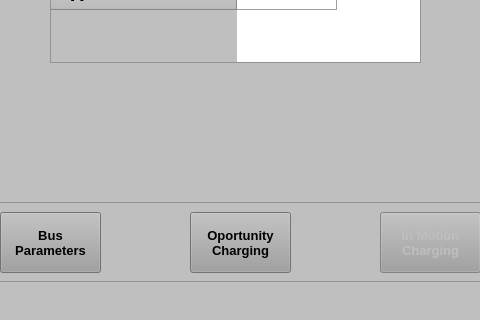
Before: the Qt Designer form UI/InterfaceDynamic.ui in Potter-Gryffindor/Proyecto-Final, drawn with Qt 5; both pictures show x 240 to 720 and y 357 to 677 of the 952 by 677 pixel window.
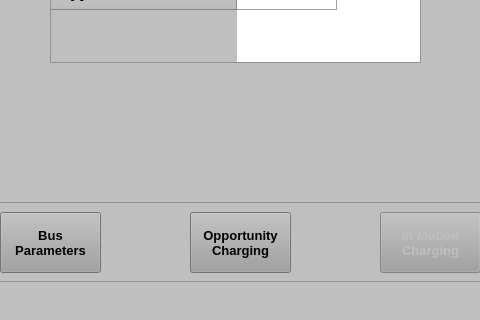
After: the same form once the commit is applied. Icons and pictures are not drawn.

Diff of the .ui file:
```diff
--- a/UI/InterfaceDynamic.ui
+++ b/UI/InterfaceDynamic.ui
@@ -691,7 +691,7 @@
       <string notr="true">background-color: rgb(159, 159, 159);</string>
      </property>
      <property name="text">
-      <string>Oportunity
+      <string>Opportunity
 Charging</string>
      </property>
     </widget>
```
Left out of the diff: 4 changed lines with no effect on the pictures.
